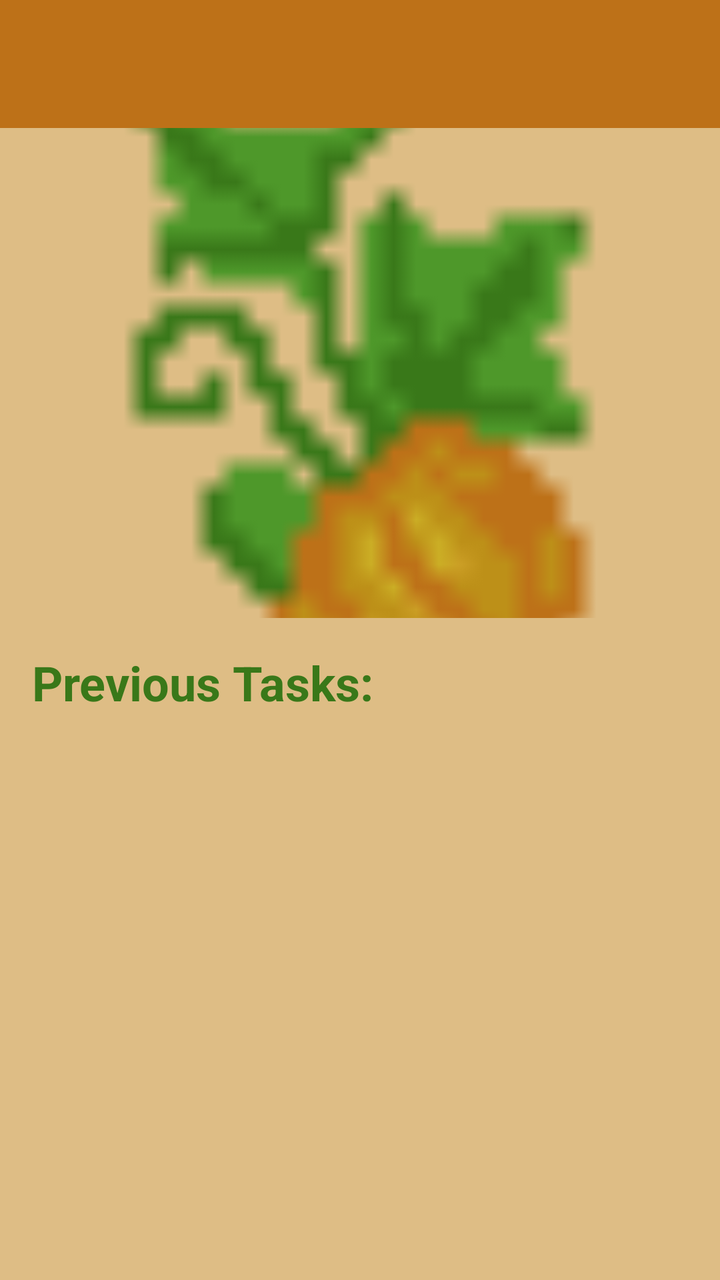
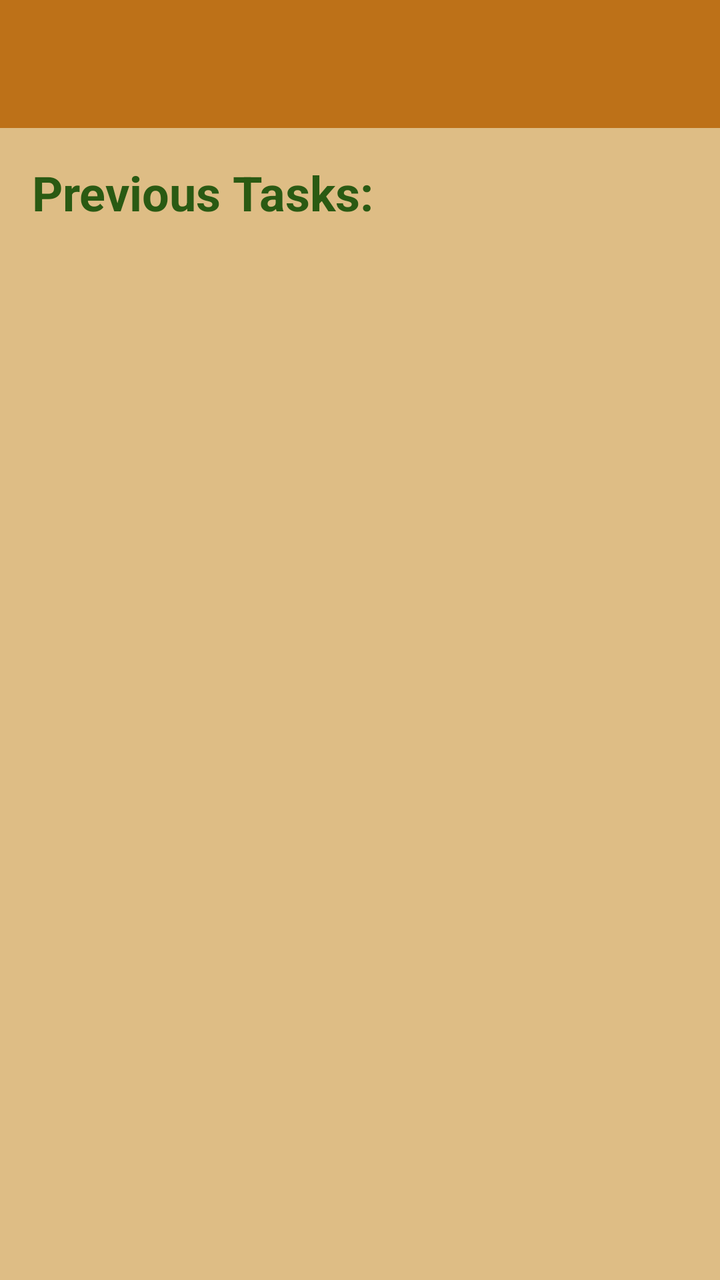

Before-and-after screenshots of an Android layout around one commit, followed by the original layout XML and the change that was made.
<!-- AndroidManifest.xml: application theme Theme.MyGarden -->
<!-- res/layout/activity_history.xml -->
<?xml version="1.0" encoding="utf-8"?>
<androidx.drawerlayout.widget.DrawerLayout
    xmlns:android="http://schemas.android.com/apk/res/android"
    xmlns:app="http://schemas.android.com/apk/res-auto"
    xmlns:tools="http://schemas.android.com/tools"
    android:id="@+id/drawer_layout"
    android:layout_width="match_parent"
    android:layout_height="match_parent"
    android:fitsSystemWindows="true">

    <LinearLayout
        android:layout_width="match_parent"
        android:layout_height="match_parent"
        android:orientation="vertical">

        <androidx.appcompat.widget.Toolbar
            android:id="@+id/toolbar"
            android:layout_width="match_parent"
            android:layout_height="?attr/actionBarSize"
            android:background="?attr/colorPrimary"
            android:elevation="4dp"
            android:theme="@style/ThemeOverlay.AppCompat.Dark.ActionBar"
            app:popupTheme="@style/ThemeOverlay.AppCompat.Light" />

        <ImageView
            android:id="@+id/imageView2"
            android:layout_width="match_parent"
            android:layout_height="245dp"
            android:scaleType="centerCrop"
            app:srcCompat="@drawable/intro" />

        <androidx.core.widget.NestedScrollView
            android:layout_width="match_parent"
            android:layout_height="match_parent"
            android:fillViewport="true">

            <LinearLayout
                android:layout_width="match_parent"
                android:layout_height="wrap_content"
                android:orientation="vertical"
                android:padding="16dp">

                <TextView
                    android:id="@+id/welcomeTitle"
                    android:layout_width="match_parent"
                    android:layout_height="wrap_content"
                    android:text="Previous Tasks:"
                    android:textColor="?attr/colorOnSurface"
                    android:textSize="24sp"
                    android:textStyle="bold"
                    android:paddingBottom="8dp"/>

                
                <androidx.recyclerview.widget.RecyclerView
                    android:id="@+id/tasksRecyclerView"
                    android:layout_width="match_parent"
                    android:layout_height="wrap_content"
                    android:nestedScrollingEnabled="false"
                    tools:listitem="@layout/item_task" />
            </LinearLayout>
        </androidx.core.widget.NestedScrollView>

    </LinearLayout>

    <com.google.android.material.navigation.NavigationView
        android:id="@+id/nav_view"
        android:layout_width="wrap_content"
        android:layout_height="match_parent"
        android:layout_gravity="start"
        android:fitsSystemWindows="true"
        app:headerLayout="@layout/nav_header"
        app:menu="@menu/activity_main_drawer" />

</androidx.drawerlayout.widget.DrawerLayout>
<!-- res/layout/item_task.xml (included above) -->
<?xml version="1.0" encoding="utf-8"?>
<androidx.cardview.widget.CardView
    xmlns:android="http://schemas.android.com/apk/res/android"
    xmlns:app="http://schemas.android.com/apk/res-auto"
    android:layout_width="match_parent"
    android:layout_height="wrap_content"
    android:layout_margin="8dp"
    android:clickable="true"
    android:focusable="true"
    android:foreground="?android:attr/selectableItemBackground"
    app:cardCornerRadius="12dp"
    app:cardElevation="4dp"
    app:cardBackgroundColor="?attr/colorPrimary">

    <androidx.constraintlayout.widget.ConstraintLayout
        android:layout_width="match_parent"
        android:layout_height="wrap_content"
        android:padding="16dp">

        <TextView
            android:id="@+id/taskNameText"
            android:layout_width="0dp"
            android:layout_height="wrap_content"
            android:text="Task Name"
            android:textSize="18sp"
            android:textStyle="bold"
            android:textColor="?attr/colorText"
            android:layout_marginEnd="8dp"
            app:layout_constraintStart_toStartOf="parent"
            app:layout_constraintTop_toTopOf="parent"
            app:layout_constraintBottom_toBottomOf="parent"
            app:layout_constraintEnd_toStartOf="@+id/taskDateText" />

        <TextView
            android:id="@+id/taskDateText"
            android:layout_width="wrap_content"
            android:layout_height="wrap_content"
            android:text="Due date"
            android:textSize="14sp"
            android:textColor="?attr/colorText"
            android:visibility="gone"
            app:layout_constraintEnd_toStartOf="@+id/taskWaterPoints"
            app:layout_constraintTop_toTopOf="parent"
            app:layout_constraintBottom_toBottomOf="parent"
            android:layout_marginEnd="8dp" />
        <TextView
            android:id="@+id/taskWaterPoints"
            android:layout_width="wrap_content"
            android:layout_height="wrap_content"
            android:text="Water Points"
            android:textSize="14sp"
            android:textColor="?attr/colorText"
            android:visibility="gone"
            app:drawableStartCompat="@drawable/ic_water_small"
            android:drawableTint="?attr/colorText"
            android:drawablePadding="4dp"
            android:gravity="center_vertical"
            app:layout_constraintEnd_toEndOf="parent"
            app:layout_constraintTop_toTopOf="parent"
            app:layout_constraintBottom_toBottomOf="parent" />

    </androidx.constraintlayout.widget.ConstraintLayout>

</androidx.cardview.widget.CardView>
<!-- res/layout/nav_header.xml (included above) -->
<?xml version="1.0" encoding="utf-8"?>
<LinearLayout xmlns:android="http://schemas.android.com/apk/res/android"
    android:layout_width="match_parent"
    android:layout_height="176dp"
    android:background="?attr/colorPrimary"
    android:gravity="bottom"
    android:orientation="vertical"
    android:padding="16dp"
    android:theme="@style/ThemeOverlay.AppCompat.Dark">

    <ImageView
        android:layout_width="85dp"
        android:layout_height="101dp"
        android:src="@drawable/intro" />

    <TextView
        android:layout_width="match_parent"
        android:layout_height="wrap_content"
        android:paddingTop="8dp"
        android:text="My Garden"
        android:textAppearance="@style/TextAppearance.AppCompat.Body1" />
</LinearLayout>
<!-- resources referenced by this layout -->
<resources>
  <!-- drawable ic_water_small (drawable) -->
  <vector xmlns:android="http://schemas.android.com/apk/res/android"
      android:width="24dp"
      android:height="32dp"
      android:viewportWidth="333"
      android:viewportHeight="416">
    <path
        android:pathData="M196.65,308.65c22.32,0 42.54,-9.05 57.16,-23.67 14.63,-14.63 23.67,-34.84 23.67,-57.16 0,-45.74 -23.48,-76.11 -49.07,-109.21 -10.69,-13.83 -21.75,-28.13 -31.76,-44.32 -9.65,15.6 -20.64,29.87 -31.76,44.32 -25.59,33.09 -49.07,63.46 -49.07,109.21 0,22.33 9.05,42.55 23.67,57.17 14.62,14.62 34.84,23.67 57.17,23.67zM162.49,105.39c-5.6,-19.22 -17.75,-34.94 -30.66,-51.64 -7.04,-9.11 -14.31,-18.51 -21.01,-29.06 -6.7,10.56 -13.97,19.96 -21.01,29.07 -17.71,22.91 -33.96,43.93 -33.96,75.39 0,15.19 6.15,28.94 16.08,38.87 9.96,9.94 23.71,16.1 38.89,16.1l2.24,-0.07c9.21,-26.62 26.08,-48.44 43.94,-71.54l5.49,-7.12zM242.89,220.34c-1.12,-2.51 0.01,-5.46 2.52,-6.58 2.51,-1.12 5.46,0.01 6.58,2.52 3.36,7.53 4.83,15.63 4.44,23.63 -0.39,8.01 -2.65,15.94 -6.74,23.09 -4.07,7.15 -9.76,13.12 -16.48,17.54 -6.72,4.41 -14.46,7.28 -22.63,8.19 -2.74,0.3 -5.21,-1.68 -5.51,-4.41 -0.3,-2.74 1.68,-5.21 4.41,-5.51 6.62,-0.74 12.87,-3.04 18.26,-6.58 5.38,-3.54 9.96,-8.37 13.28,-14.17 3.3,-5.78 5.13,-12.17 5.44,-18.62 0.31,-6.48 -0.87,-13.02 -3.58,-19.09z"
        android:fillColor="#000000"
        android:fillType="nonZero"/>
  </vector>
  <!-- drawable intro: png bitmap (drawable, 15930 bytes) -->
  <style name="Theme.MyGarden" parent="Base.Theme.MyGarden" />
  <style name="Base.Theme.MyGarden" parent="Theme.Material3.DayNight.NoActionBar">
          
          
          <item name="android:windowBackground">@color/beige</item>
          <item name="colorOnSurface">@color/dark_green</item>
          <item name="colorPrimary">@color/dark_orange</item>
          <item name="colorText">@color/black</item>
          <item name="waterColor">@color/light_blue</item>
      </style>
  <color name="beige">#DEBD85</color>
  <color name="dark_green">#397819</color>
  <color name="dark_orange">#BD7118</color>
  <color name="black">#FF000000</color>
  <color name="light_blue">#6EB2FF</color>
</resources>

<!-- the commit's change to res/layout/activity_history.xml (unified diff, before → after) -->
@@ -21,13 +21,6 @@
             android:elevation="4dp"
             android:theme="@style/ThemeOverlay.AppCompat.Dark.ActionBar"
             app:popupTheme="@style/ThemeOverlay.AppCompat.Light" />
-
-        <ImageView
-            android:id="@+id/imageView2"
-            android:layout_width="match_parent"
-            android:layout_height="245dp"
-            android:scaleType="centerCrop"
-            app:srcCompat="@drawable/intro" />
 
         <androidx.core.widget.NestedScrollView
             android:layout_width="match_parent"
@@ -97,7 +90,7 @@
             android:layout_width="0dp"
             android:layout_height="wrap_content"
             android:text="Task Name"
-            android:textSize="18sp"
+            android:textSize="16sp"
             android:textStyle="bold"
             android:textColor="?attr/colorText"
             android:layout_marginEnd="8dp"
@@ -158,5 +151,6 @@
         android:layout_height="wrap_content"
         android:paddingTop="8dp"
         android:text="My Garden"
+        android:textStyle="bold"
         android:textAppearance="@style/TextAppearance.AppCompat.Body1" />
 </LinearLayout>
<!-- resource entries referenced after the edit -->
@@ -20,12 +20,14 @@
           <item name="colorOnSurface">@color/dark_green</item>
           <item name="colorPrimary">@color/dark_orange</item>
           <item name="colorText">@color/black</item>
+          <item name="colorOnPrimary">@color/white</item>
           <item name="waterColor">@color/light_blue</item>
       </style>
   <color name="beige">#DEBD85</color>
-  <color name="dark_green">#397819</color>
+  <color name="dark_green">#2a5a13</color>
   <color name="dark_orange">#BD7118</color>
   <color name="black">#FF000000</color>
+  <color name="white">#FFFFFFFF</color>
   <color name="light_blue">#6EB2FF</color>
 </resources>
 
